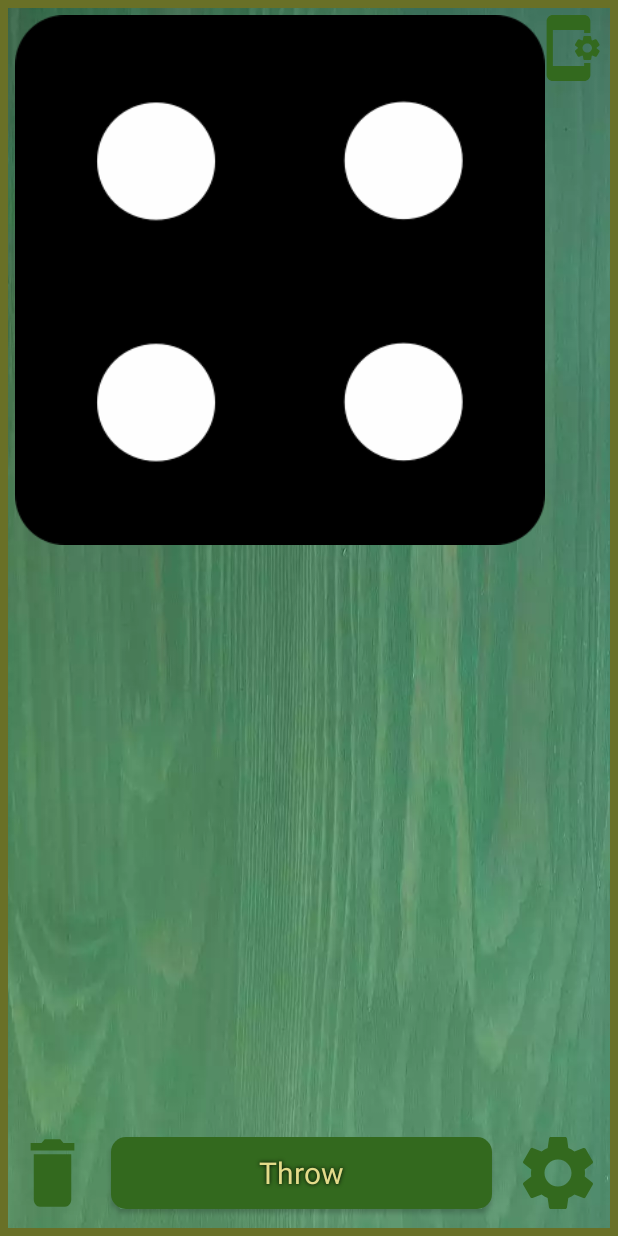
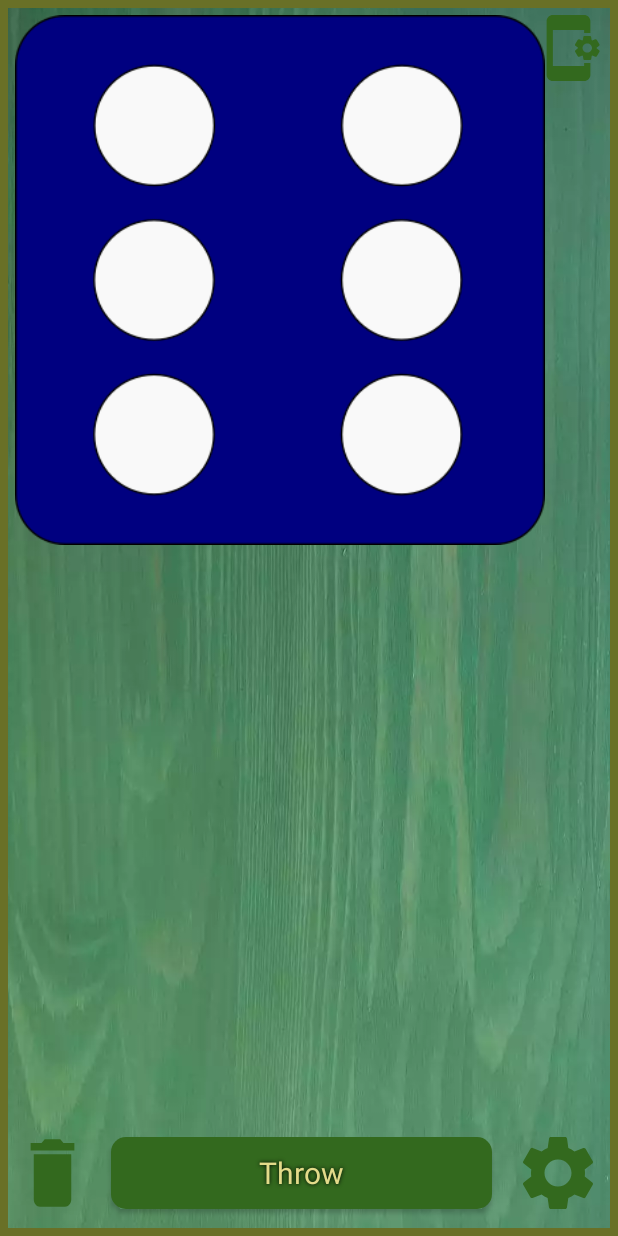
Before and after one commit to Vaaargr/DiceAndCoin, an Android app: the screen it shows after launch (MainActivity), after a tap on "Throw", on a phone screen of 412 x 824 dp. Run offline under Robolectric (Android 15) with nearby library versions, the phone set to English and light mode, and no system bars; our stand-ins replace Picasso; Roboto replaces fonts that are not available here.

Commit message:
Work with main content.

```diff
--- a/app/build.gradle
+++ b/app/build.gradle
@@ -44,6 +44,7 @@ dependencies {
     implementation 'androidx.constraintlayout:constraintlayout:2.1.4'
     implementation 'androidx.gridlayout:gridlayout:1.0.0'
     implementation 'com.squareup.picasso:picasso:2.8'
+    implementation 'androidx.test:core-ktx:1.4.0'
     testImplementation 'junit:junit:4.13.2'
     androidTestImplementation 'androidx.test.ext:junit:1.1.4'
     androidTestImplementation 'androidx.test.espresso:espresso-core:3.5.0'
--- a/app/src/main/java/sapegin/anton/diceandcoin/activity/MainActivity.kt
+++ b/app/src/main/java/sapegin/anton/diceandcoin/activity/MainActivity.kt
@@ -3,32 +3,31 @@ package sapegin.anton.diceandcoin.activity
 import android.content.Context
 import android.content.Intent
 import android.content.SharedPreferences
-import android.graphics.drawable.Drawable
 import androidx.appcompat.app.AppCompatActivity
 import android.os.Bundle
 import android.view.View
 import android.widget.AdapterView
+import android.widget.EditText
 import androidx.core.view.GravityCompat
 import androidx.recyclerview.widget.GridLayoutManager
+import sapegin.anton.diceandcoin.R
 import sapegin.anton.diceandcoin.dictionaries.DiceActivityDictionary
 import sapegin.anton.diceandcoin.adapters.DiceAdapter
 import sapegin.anton.diceandcoin.databinding.ActivityMainBinding
 import sapegin.anton.diceandcoin.dictionaries.GlobalSettingsDictionary
 import sapegin.anton.diceandcoin.models.Dice
+import sapegin.anton.diceandcoin.models.DiceEngine
 import sapegin.anton.diceandcoin.models.StyleSettings
-import kotlin.random.Random
 
 class MainActivity : AppCompatActivity() {
     private lateinit var binding: ActivityMainBinding
-    private val random = Random
+    private lateinit var preferences: SharedPreferences
+    private lateinit var styleSettings: StyleSettings
     private val adapter = DiceAdapter()
     private var diceTypeNum = 2
-    private var diceNum = 1
     private var needToCombine = false
     private var needToSort = false
     private var styleSettingsPosition = 3
-    private lateinit var preferences: SharedPreferences
-    private lateinit var styleSettings: StyleSettings
     private var needToAutoClean = false
     private var columns = 1
 
@@ -114,25 +113,20 @@ class MainActivity : AppCompatActivity() {
 
     private fun onClickThrow() {
         if (needToAutoClean) adapter.clearResult()
-        diceNum =
+        val diceNumber =
             if (binding.numOfDice.text.toString().isNotEmpty()) binding.numOfDice.text.toString()
                 .toInt() else 1
-        val diceTypeArray = when (diceTypeNum) {
-            0 -> DiceActivityDictionary.COIN
-            1 -> DiceActivityDictionary.D4
-            2 -> DiceActivityDictionary.D6
-            else -> DiceActivityDictionary.D6
-        }
+        val engine = DiceEngine(diceTypeNum, diceNumber, needToSort, 1)
         val resultToShow = if (!needToCombine) {
-            makeDiceResultWithoutCombine(makeResult(diceTypeArray))
+            engine.makeDiceResultWithoutCombine()
         } else {
-            makeDiceResultCombine(makeResult(diceTypeArray), diceTypeArray.size)
+            engine.makeDiceResultCombine()
         }
         binding.result.layoutManager = GridLayoutManager(this, getColumnNumbs(resultToShow.size))
         adapter.addResults(resultToShow)
     }
 
-    private fun makeResult(diceTypeArray: IntArray): IntArray {
+    /*private fun makeResult(diceTypeArray: IntArray): IntArray {
         val currentDice = diceTypeArray.clone()
         val result = IntArray(diceNum)
         for (i in result.indices) {
@@ -140,18 +134,19 @@ class MainActivity : AppCompatActivity() {
             result[i] = currentDice[random.nextInt(0, currentDice.size - 1)]
         }
         return result
-    }
+    }*/
 
-    private fun makeDiceResultWithoutCombine(currentResult: IntArray): ArrayList<Dice> {
+    /* private fun makeDiceResultWithoutCombine(currentResult: IntArray): ArrayList<Dice> {
+         val diceEngine = DiceEngine(3, 2, false, 2)
          val finResult = ArrayList<Dice>()
          if (needToSort) currentResult.sort()
          currentResult.forEach {
-            finResult.add(makeDice(it, 0))
+             finResult.add(diceEngine.makeDice(it,0))
          }
          return finResult
-    }
+     }*/
 
-    private fun makeDiceResultCombine(currentResult: IntArray, size: Int): ArrayList<Dice> {
+    /* private fun makeDiceResultCombine(currentResult: IntArray, size: Int): ArrayList<Dice> {
          val finResult = ArrayList<Dice>()
          val res = IntArray(size)
          currentResult.forEach { res[it - 1]++ }
@@ -161,11 +156,11 @@ class MainActivity : AppCompatActivity() {
              }
          }
          return finResult
-    }
+     }*/
 
-    private fun makeDice(diceResult: Int, count: Int): Dice {
+    /*private fun makeDice(diceResult: Int, count: Int): Dice {
         val diceImage = Drawable.createFromStream(assets.open("black/D6/3.png"), null)
-        /*when (diceTypeNum) {
+        *//*when (diceTypeNum) {
         0 -> {
             when (diceResult) {
                 1 -> R.drawable.avers
@@ -191,10 +186,10 @@ class MainActivity : AppCompatActivity() {
                 else -> R.drawable.six
             }
         }
-    }*/
+    }*//*
 
         return Dice(diceImage, count)
-    }
+    }*/
 
     private fun getColumnNumbs(i: Int): Int {
         val columnNumbs = when (i) {
--- a/app/src/main/java/sapegin/anton/diceandcoin/adapters/DiceAdapter.kt
+++ b/app/src/main/java/sapegin/anton/diceandcoin/adapters/DiceAdapter.kt
@@ -17,12 +17,11 @@ class DiceAdapter : RecyclerView.Adapter<DiceAdapter.DiceHolder>() {
         private val binding = DiceResultBinding.bind(item)
 
 
-
         fun bind(dice: Dice) = with(binding) {
-
-            /*Picasso.get().load("").error(R.drawable.six)
-                .into(diceResult)*/
-            diceResult.setImageDrawable(dice.diceImage)
+            val path = "file:///android_asset/" + dice.diceImage
+            Picasso.get().load(path).error(R.drawable.six)
+                .into(diceResult)
+            //diceResult.setImageDrawable(dice.diceImage)
             when (dice.count) {
                 0 -> diceCount.text = ""
                 else -> diceCount.text = dice.count.toString()
--- a/app/src/main/java/sapegin/anton/diceandcoin/dictionaries/DiceActivityDictionary.kt
+++ b/app/src/main/java/sapegin/anton/diceandcoin/dictionaries/DiceActivityDictionary.kt
@@ -6,7 +6,9 @@ object DiceActivityDictionary {
     val D6 = intArrayOf(1, 2, 3, 4, 5, 6)
 
     val DICE_TYPES =
-        arrayListOf("Coin", "D4", "D6", "D8", "D10", "D12", "D16", "D20", "D100")
+        arrayListOf("coin", "D4", "D6", "D8", "D10", "D12", "D16", "D20", "D100")
+
+    val DICE_COLOR = arrayListOf("black", "blue", "green", "pink", "red", "white", "yellow")
 
     val DICE_MAP = mapOf(
         DICE_TYPES[0] to intArrayOf(0, 1),
--- a/app/src/main/java/sapegin/anton/diceandcoin/models/Dice.kt
+++ b/app/src/main/java/sapegin/anton/diceandcoin/models/Dice.kt
@@ -1,5 +1,3 @@
 package sapegin.anton.diceandcoin.models
 
-import android.graphics.drawable.Drawable
-
-class Dice(val diceImage: Drawable?, val count: Int): java.io.Serializable
+class Dice(val diceImage: String, val count: Int): java.io.Serializable
--- a/app/src/main/java/sapegin/anton/diceandcoin/models/DiceEngine.kt
+++ b/app/src/main/java/sapegin/anton/diceandcoin/models/DiceEngine.kt
@@ -1,9 +1,58 @@
 package sapegin.anton.diceandcoin.models
 
+
+import sapegin.anton.diceandcoin.dictionaries.DiceActivityDictionary.DICE_COLOR
+import sapegin.anton.diceandcoin.dictionaries.DiceActivityDictionary.DICE_MAP
+import sapegin.anton.diceandcoin.dictionaries.DiceActivityDictionary.DICE_TYPES
 import kotlin.random.Random
 
-class DiceEngine(diceType: Int, numOfDice: Int, needToSort: Boolean) {
-    private val random = Random
 
+class DiceEngine(
+    private val diceType: Int,
+    private val numOfDice: Int,
+    private val needToSort: Boolean,
+    private val color: Int
+) {
 
+    private fun makeResult(): IntArray {
+        val result = IntArray(numOfDice)
+        val currentDice = DICE_MAP[DICE_TYPES[diceType]]!!.clone()
+        for (i in result.indices) {
+            currentDice.shuffle()
+            result[i] = currentDice[Random.nextInt(currentDice.size - 1)]
+        }
+        if (needToSort) result.sort()
+        return result
+    }
+
+    private fun makeDice(diceResult: Int, count: Int): Dice {
+        val path = if (diceType == 0) {
+            DICE_COLOR[color] + "/" + diceResult.toString() + ".png"
+        } else {
+            DICE_COLOR[color] + "/" + DICE_TYPES[diceType] + "/" + diceResult.toString() + ".png"
+        }
+        return Dice(path, count)
+    }
+
+    fun makeDiceResultWithoutCombine(): ArrayList<Dice> {
+        val result = ArrayList<Dice>(numOfDice)
+        val currentResult = makeResult()
+        currentResult.forEach {
+            result.add(makeDice(it, 0))
+        }
+        return result
+    }
+
+    fun makeDiceResultCombine(): ArrayList<Dice> {
+        val result = ArrayList<Dice>()
+        val currentResult = makeResult()
+        val res = Array(DICE_MAP[DICE_TYPES[diceType]]!!.size) { 0 }
+        currentResult.forEach { res[it]++ }
+        for (i in res.indices) {
+            if (res[i] != 0) {
+                result.add(makeDice(i, res[i]))
+            }
+        }
+        return result
+    }
 }
--- a/app/src/main/res/layout/activity_main.xml
+++ b/app/src/main/res/layout/activity_main.xml
@@ -53,8 +53,10 @@
             android:background="@color/none"
             app:layout_constraintBottom_toTopOf="@+id/throw_dice"
             app:layout_constraintEnd_toEndOf="parent"
+            app:layout_constraintHorizontal_bias="1.0"
             app:layout_constraintStart_toStartOf="parent"
-            app:layout_constraintTop_toTopOf="parent" />
+            app:layout_constraintTop_toTopOf="parent"
+            app:layout_constraintVertical_bias="1.0" />
 
         <Button
             android:id="@+id/settings_button"
--- a/app/src/main/res/values/strings.xml
+++ b/app/src/main/res/values/strings.xml
@@ -23,10 +23,10 @@
         <item>D4</item>
         <item>D6</item>
         <item>D8</item>
+        <item>D10</item>
         <item>D12</item>
         <item>D16</item>
         <item>D20</item>
-        <item>D32</item>
         <item>D100</item>
     </string-array>
 
```
Lines whose indentation alone changed are shown as unchanged.
